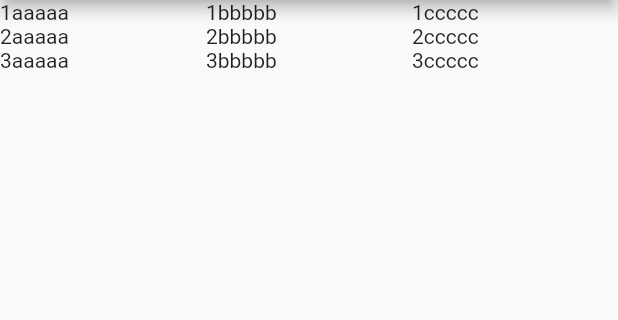
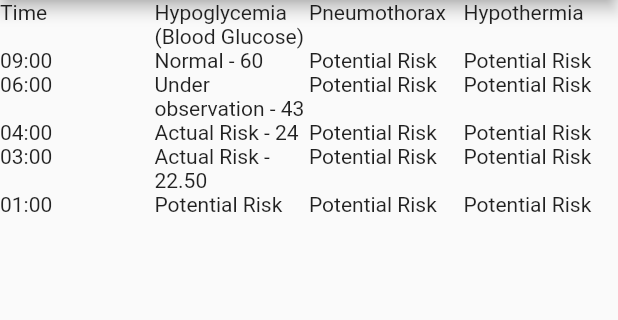
Before and after one commit to katelynwang/Flutter_App, a Flutter app: the RiskHistory_All screen opened by its route, on a phone screen of 412 x 824 dp, the part 84-404 px from its top. Run offline on Flutter 3.47's test engine with Material 2 defaults, Android fonts, the phone set to English and light mode, and no system bars.

Commit message:
Entered table in all history page

```diff
--- a/lib/Demo/pesto_demo.dart
+++ b/lib/Demo/pesto_demo.dart
@@ -18,7 +18,7 @@ class PestoDemo extends StatelessWidget {
 const String _kSmallLogoImage = 'pesto/logo_small.png';
 const String _kGalleryAssetsPackage = 'flutter_gallery_assets';
 const double _kAppBarHeight = 128.0;
-const double _kFabHalfSize = 28.0; // TODO(mpcomplete): needs to adapt to screen size
+const double _kFabHalfSize = 28.0;
 const double _kRecipePageMaxWidth = 500.0;
 
 final Set<Recipe> _favoriteRecipes = new Set<Recipe>();
--- a/lib/Material/MenuDrawer.dart
+++ b/lib/Material/MenuDrawer.dart
@@ -8,7 +8,10 @@ class MenuDrawer extends StatelessWidget {
         //DrawerHeader for future use (dashboard, login page etc.)
         new DrawerHeader(
           child: new Container(
-            child: new FlatButton(onPressed: null, child: new Text('Log In', style: new TextStyle(color: Colors.black))),
+            child: new FlatButton(
+                onPressed: null, //TODO: add links for all onTaps
+                child: new Text('Log In', style: new TextStyle(color: Colors.black))
+            ),
             margin: new EdgeInsets.only(left: 0.0, right: 170.0, top: 10.0, bottom: 80.0)
           ),
         ),
--- a/lib/RiskHistoryPart/RiskHistory_All.dart
+++ b/lib/RiskHistoryPart/RiskHistory_All.dart
@@ -17,6 +17,8 @@ class RiskHistory_All extends StatelessWidget {
           'All Risk Hisotry',
           style: Theme.of(context).textTheme.display1.copyWith(color: Colors.white), textScaleFactor: 0.6,
         ),
+
+        //TODO: show current patient info on/under AppBar
       ),
 
       body: new Column(
@@ -25,27 +27,54 @@ class RiskHistory_All extends StatelessWidget {
             alignment: Alignment.center,
             child: new Column(
               children: <Widget>[
-                new Table(
+                new Table(  //TODO: horizontal view
                   children: <TableRow>[
                     new TableRow(
                       children: <Widget>[
-                        new TableCell(child: new Text('1aaaaa')),
-                        new TableCell(child: new Text('1bbbbb')),
-                        new TableCell(child: new Text('1ccccc')),
+                        new TableCell(child: new Text('Time')),
+                        new TableCell(child: new Text('Hypoglycemia (Blood Glucose)')),
+                        new TableCell(child: new Text('Pneumothorax')),
+                        new TableCell(child: new Text('Hypothermia'))
                       ]
                     ),
                     new TableRow(
                         children: <Widget>[
-                          new TableCell(child: new Text('2aaaaa')),
-                          new TableCell(child: new Text('2bbbbb')),
-                          new TableCell(child: new Text('2ccccc')),
+                          new TableCell(child: new Text('09:00')),
+                          new TableCell(child: new Text('Normal - 60')),
+                          new TableCell(child: new Text('Potential Risk')),
+                          new TableCell(child: new Text('Potential Risk'))
                         ]
                     ),
                     new TableRow(
                         children: <Widget>[
-                          new TableCell(child: new Text('3aaaaa')),
-                          new TableCell(child: new Text('3bbbbb')),
-                          new TableCell(child: new Text('3ccccc')),
+                          new TableCell(child: new Text('06:00')),
+                          new TableCell(child: new Text('Under observation - 43')),
+                          new TableCell(child: new Text('Potential Risk')),
+                          new TableCell(child: new Text('Potential Risk'))
+                        ]
+                    ),
+                    new TableRow(
+                        children: <Widget>[
+                          new TableCell(child: new Text('04:00')),
+                          new TableCell(child: new Text('Actual Risk - 24')),
+                          new TableCell(child: new Text('Potential Risk')),
+                          new TableCell(child: new Text('Potential Risk'))
+                        ]
+                    ),
+                    new TableRow(
+                        children: <Widget>[
+                          new TableCell(child: new Text('03:00')),
+                          new TableCell(child: new Text('Actual Risk - 22.50')),
+                          new TableCell(child: new Text('Potential Risk')),
+                          new TableCell(child: new Text('Potential Risk'))
+                        ]
+                    ),
+                    new TableRow(
+                        children: <Widget>[
+                          new TableCell(child: new Text('01:00')),
+                          new TableCell(child: new Text('Potential Risk')),
+                          new TableCell(child: new Text('Potential Risk')),
+                          new TableCell(child: new Text('Potential Risk'))
                         ]
                     )
                   ],
--- a/lib/main.dart
+++ b/lib/main.dart
@@ -39,7 +39,7 @@ class MenuPage extends StatelessWidget {
   @override
   Widget build(BuildContext context) {
     // Scaffold is a layout for the major Material Design widgets.
-    return new Scaffold(
+    return new Scaffold(  //TODO: theme
       drawer: new Drawer(
         child: new MenuDrawer(),
       ),
```
